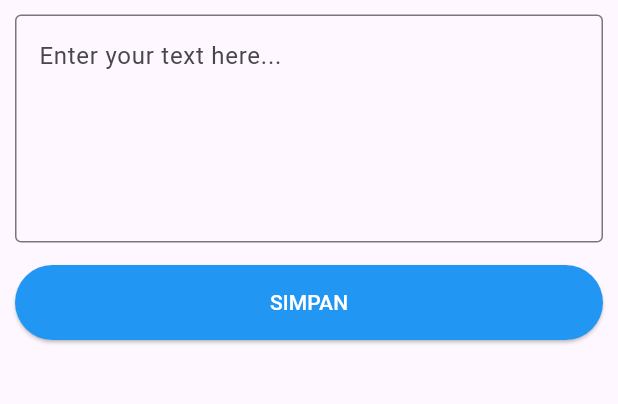
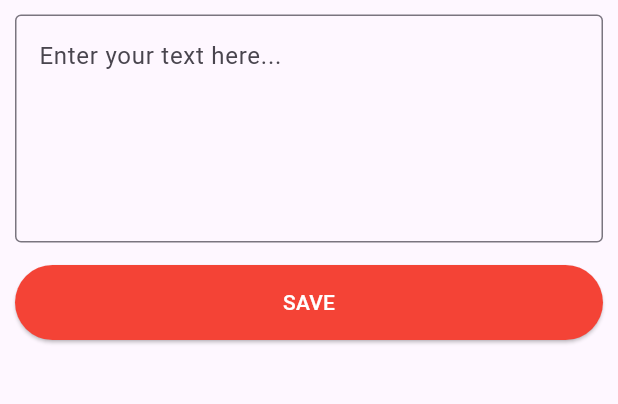
Before and after one commit to r0n1-putr4/Flutter-Berita, a Flutter app: the BeritaAddPage screen opened by its route, on a phone screen of 412 x 824 dp, the part 524-928 px from its top. Run offline on Flutter 3.47's test engine with Material 3 defaults, Android fonts, the phone set to English and light mode, and no system bars; our stand-ins replace awesome_dialog, flutter_rating_bar, flutter_slidable, image_picker, logger and 1 more; missing offline and left inert: dart:ffi; accounts and stored records are empty.

Commit message:
update code

```diff
--- a/lib/pages/berita_add_page.dart
+++ b/lib/pages/berita_add_page.dart
@@ -1,6 +1,7 @@
 import 'dart:io';
 import 'package:flutter/material.dart';
 import 'package:flutter_berita/pages/home_page.dart';
+import 'package:flutter_berita/utils/costume_button.dart';
 import 'package:image_picker/image_picker.dart';
 import 'package:http/http.dart' as http;
 import 'package:logger/logger.dart';
@@ -188,14 +189,9 @@ class _BeritaAddPageState extends State<BeritaAddPage> {
                   },
                 ),
                 SizedBox(height: 15),
-                ElevatedButton(
-                  style: ElevatedButton.styleFrom(
-                    minimumSize: Size(double.infinity, 50),
-                    // Full width, height: 50
-                    backgroundColor: Colors.blue,
-                    // Change button color
-                    foregroundColor: Colors.white, // Change text color
-                  ),
+                CostumeButton(
+                  bgColor: Colors.red,
+                  labelButton: "SAVE",
                   onPressed: () {
                     setState(() {
                       if (_formKey.currentState!.validate()) {
@@ -203,7 +199,7 @@ class _BeritaAddPageState extends State<BeritaAddPage> {
                       }
                     });
                   },
-                  child: Text("SIMPAN"),
+                  labelColor: Colors.white,
                 ),
               ],
             ),
```
